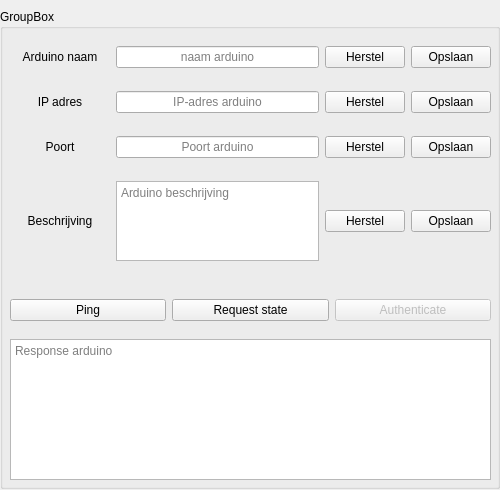
Qt form src/ui/forms/devicewidget.ui (Ghettovich/bsf) before a commit.
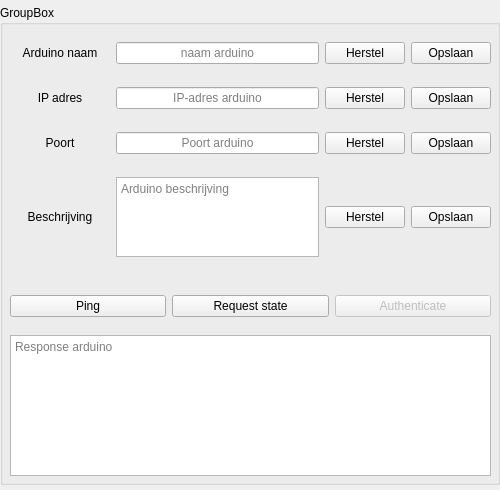
The same form after that commit.

```diff
--- a/src/ui/forms/devicewidget.ui
+++ b/src/ui/forms/devicewidget.ui
@@ -23,7 +23,7 @@
    <property name="geometry">
     <rect>
      <x>0</x>
-     <y>9</y>
+     <y>5</y>
      <width>500</width>
      <height>480</height>
     </rect>
```
